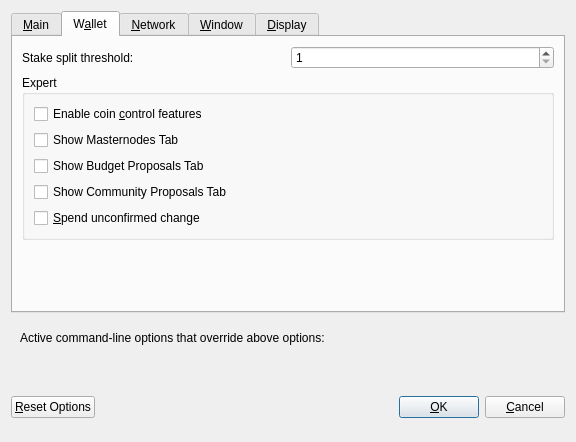
The window that src/qt/forms/optionsdialog.ui (bitcoin-green/bitgreenold) describes before a commit, drawn with Qt 5.
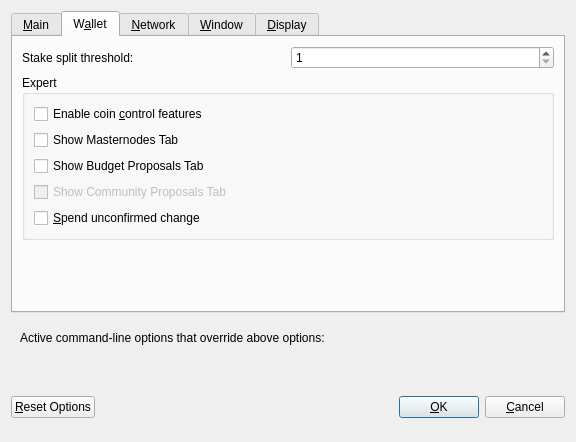
The same window after the commit. The open tabs and pages were chosen to show the change. Custom widgets are drawn as their Qt base class.

Commit message: [gui] Disable 'showCommunityProposals' checkbox

The edit to the form file:
```diff
--- a/src/qt/forms/optionsdialog.ui
+++ b/src/qt/forms/optionsdialog.ui
@@ -196,6 +196,9 @@
           </item>
           <item>
            <widget class="QCheckBox" name="showCommunityProposalsTab">
+            <property name="enabled">
+             <bool>false</bool>
+            </property>
             <property name="toolTip">
              <string>Show tab in the governance tab listing the Community Proposals</string>
             </property>
```
